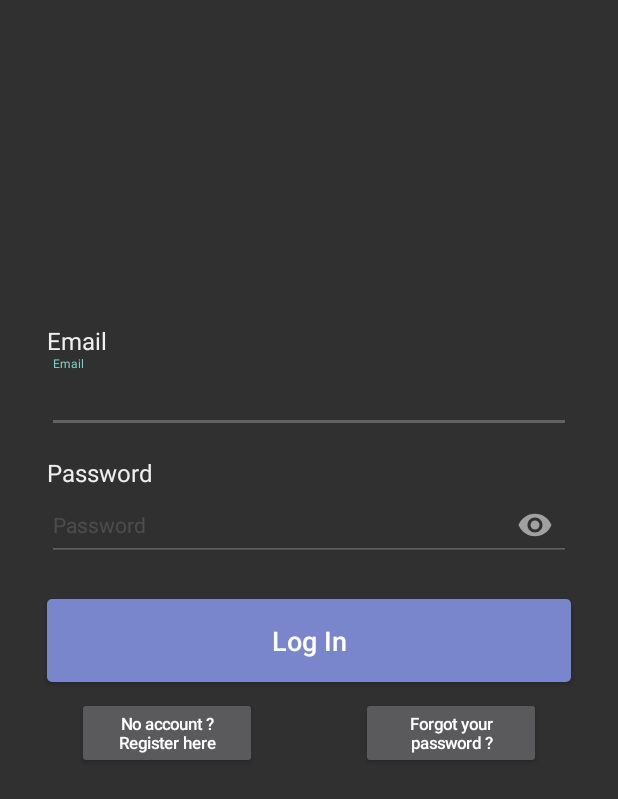
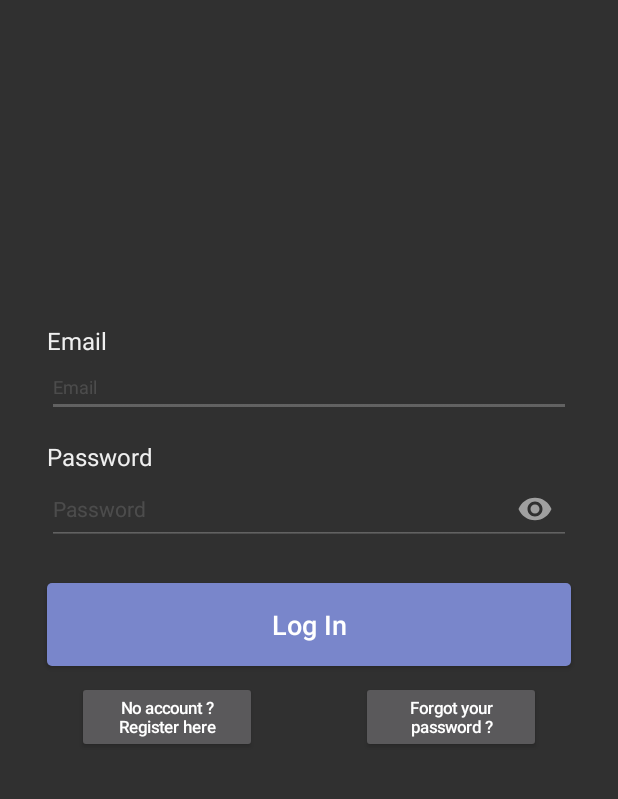
Before and after one commit to emileNetter/appli, an Android app: the screen it shows after launch (Login), on a phone screen of 412 x 824 dp. Shown: the top 799 px of the screen. Run offline under Robolectric (Android 15) with nearby library versions, the phone set to English and light mode, and no system bars; 1 statement that could not run was skipped.

Commit message:
Factorisation code

```diff
--- a/app/src/main/java/com/example/emile1/findaparty/Activity/Login.java
+++ b/app/src/main/java/com/example/emile1/findaparty/Activity/Login.java
@@ -32,6 +32,7 @@ public class Login extends AppCompatActivity {
         super.onCreate(savedInstanceState);
         setContentView(R.layout.activity_login);
 
+        //set edit text and buttons
         emailEditText = (EditText) findViewById(R.id.etEmailLogin);
         passwordEditText = (EditText) findViewById(R.id.etPasswordLogin);
         emailLayout = (TextInputLayout) findViewById(R.id.emailLoginLayout);
@@ -56,10 +57,12 @@ public class Login extends AppCompatActivity {
             }
         });
         }
+
     public void setTextChanged(){
-        passwordEditText.addTextChangedListener(new CustomTextWatcher(passwordEditText,passwordLayout));
-        emailEditText.addTextChangedListener(new CustomTextWatcher(emailEditText,emailLayout));
+        passwordEditText.addTextChangedListener(new CustomTextWatcher(passwordLayout));
+        emailEditText.addTextChangedListener(new CustomTextWatcher(emailLayout));
     }
+
     public void login(){
         String email = emailEditText.getText().toString().trim();
         String password = passwordEditText.getText().toString().trim();
--- a/app/src/main/res/layout/activity_login.xml
+++ b/app/src/main/res/layout/activity_login.xml
@@ -26,7 +26,10 @@
         android:layout_width="match_parent"
         android:layout_height="wrap_content"
         android:layout_below="@id/email_label_login"
-        android:id="@+id/emailLoginLayout">
+        android:layout_marginLeft="15dp"
+        android:layout_marginRight="15dp"
+        android:id="@+id/emailLoginLayout"
+        app:hintEnabled="false">
 
         <EditText
             android:layout_width="match_parent"
@@ -36,9 +39,7 @@
             android:inputType="textEmailAddress"
             android:hint="@string/email_hint"
             android:textSize="@dimen/font_size_edittext"
-            android:textColorHint="@color/editTexts"
-            android:layout_marginLeft="15dp"
-            android:layout_marginRight="15dp"/>
+            android:textColorHint="@color/editTexts" />
     </android.support.design.widget.TextInputLayout>
 
 
```
Also changed, not shown: app/src/main/java/com/example/emile1/findaparty/Activity/CustomTextWatcher.java (+3 -25 lines), app/src/main/java/com/example/emile1/findaparty/Activity/Register.java (+5 -5 lines).
